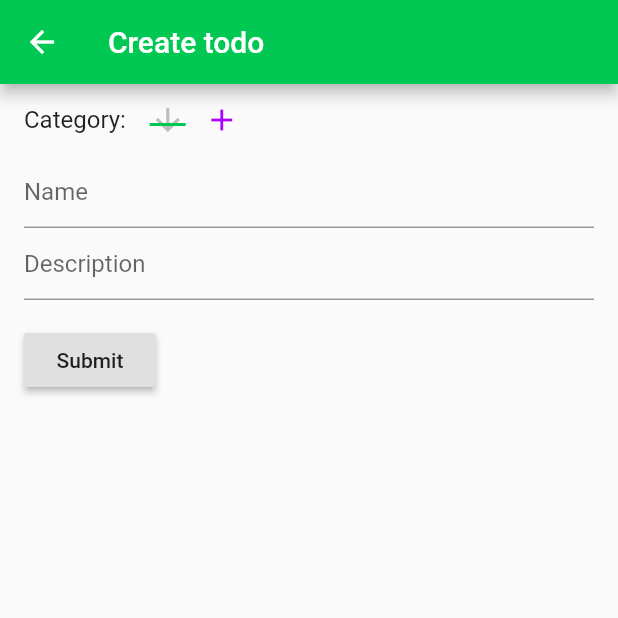
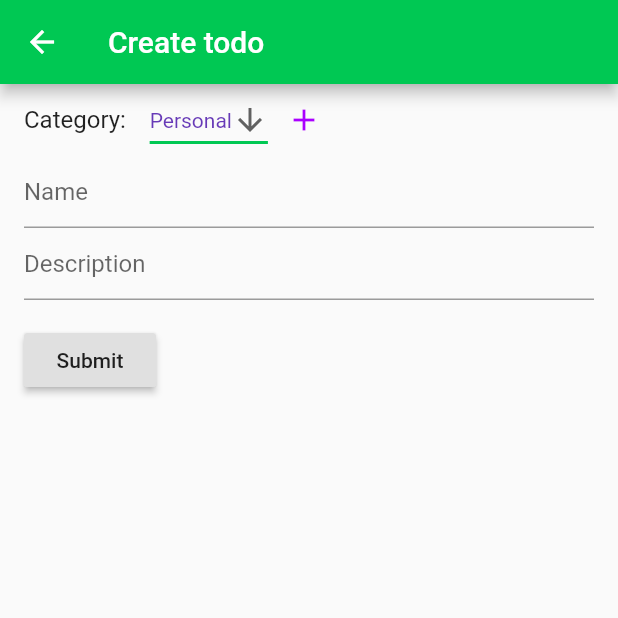
Before and after one commit to natanportilho/task-manager, a Flutter app: the CreateTodoPage screen opened directly, on a phone screen of 412 x 824 dp, the top half of it. Run offline on Flutter 3.47's test engine with Material 2 defaults, Android fonts, the phone set to English and light mode, and no system bars; our stand-ins replace google_fonts, moor_flutter; generated files the repository leaves out were written again.

Commit message:
Adding FutureBuilder to to avoid categories dropdown empty on first load

```diff
--- a/lib/widgets/category_dropdown.dart
+++ b/lib/widgets/category_dropdown.dart
@@ -23,7 +23,18 @@ class _CategoryDropdownState extends State<CategoryDropdown> {
     categoryProvider = Provider.of<CategoryProvider>(context);
     categoryProvider.injectDatabaseProvider(databaseProvider);
 
-    return buildDropdownButton(categoryDropdownProvider);
+    return new FutureBuilder(
+      future: databaseProvider.getAllCategories(),
+      builder: (BuildContext context, AsyncSnapshot snapshot) {
+        switch (snapshot.connectionState) {
+          default:
+            if (snapshot.hasError)
+              return new Text('Error: ${snapshot.error}');
+            else
+              return buildDropdownButton(categoryDropdownProvider);
+        }
+      },
+    );
   }
 
   DropdownButton<String> buildDropdownButton(
```
